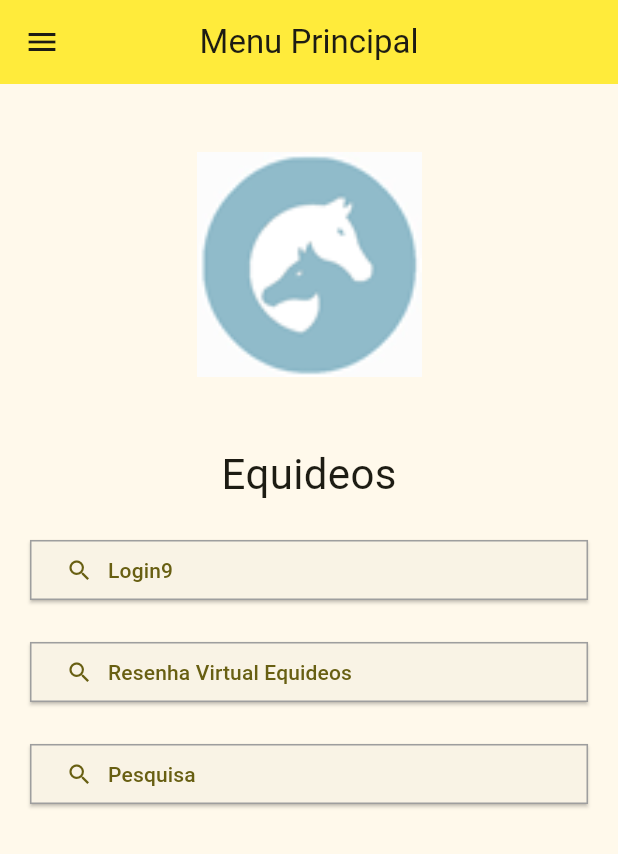
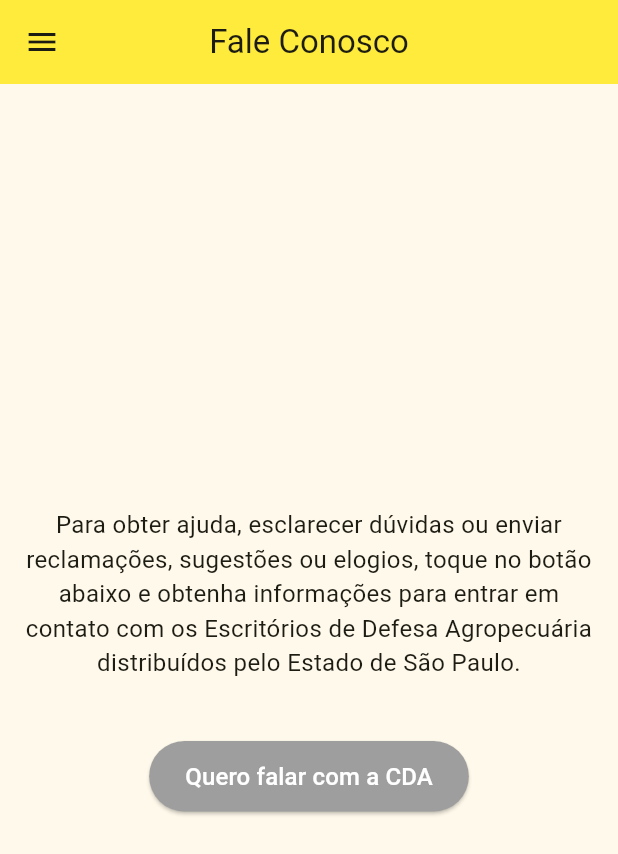
Before and after one commit to fabiobh/resenha_flutter, a Flutter app: the screen it shows after launch, after a tap on the "menu" icon, after a tap on "Fale conosco", on a phone screen of 412 x 824 dp. Shown: the top 854 px of the screen. Run offline on Flutter 3.47's test engine with Material 3 defaults, Android fonts, the phone set to English and light mode, and no system bars; our stand-ins replace get, shared_preferences, sqflite; accounts and stored records are empty.

Commit message:
atualiza alguns arquivos

```diff
--- /dev/null
+++ b/lib/views/fale_conosco.dart
@@ -0,0 +1,51 @@
+import 'package:flutter/material.dart';
+
+class FaleConoscoView extends StatelessWidget {
+  const FaleConoscoView({Key? key}) : super(key: key);
+
+  @override
+  Widget build(BuildContext context) {
+    return Scaffold(
+      appBar: AppBar(
+        title: const Text('Fale Conosco'),
+        backgroundColor: Colors.yellow,
+        centerTitle: true,
+        leading: IconButton(
+          icon: const Icon(Icons.menu),
+          onPressed: () {
+            Scaffold.of(context).openDrawer();
+          },
+        ),
+      ),
+      body: Center(
+        child: Column(
+          mainAxisAlignment: MainAxisAlignment.center,
+          children: [
+            const Padding(
+              padding: EdgeInsets.symmetric(horizontal: 16.0),
+              child: Text(
+                'Para obter ajuda, esclarecer dúvidas ou enviar reclamações, sugestões ou elogios, toque no botão abaixo e obtenha informações para entrar em contato com os Escritórios de Defesa Agropecuária distribuídos pelo Estado de São Paulo.',
+                textAlign: TextAlign.center,
+                style: TextStyle(fontSize: 16.0),
+              ),
+            ),
+            const SizedBox(height: 40),
+            ElevatedButton(
+              onPressed: () {
+                // Implementar ação do botão
+              },
+              style: ElevatedButton.styleFrom(
+                backgroundColor: Colors.grey,
+                padding: const EdgeInsets.symmetric(horizontal: 24, vertical: 12),
+              ),
+              child: const Text(
+                'Quero falar com a CDA',
+                style: TextStyle(fontSize: 16.0, color: Colors.white),
+              ),
+            ),
+          ],
+        ),
+      ),
+    );
+  }
+}
--- a/lib/views/home.dart
+++ b/lib/views/home.dart
@@ -7,13 +7,15 @@ import 'package:flutter_resenha/views/login.dart';
 //import 'package:get/get.dart';
 //import 'package:get/get_core/src/get_main.dart';
 //import 'package:get/instance_manager.dart';
+import 'package:flutter_resenha/views/cadastro1.dart';
+import 'package:flutter_resenha/views/fale_conosco.dart';
 
 import '../constants/my_constants.dart';
 
 import '../views/pesquisas.dart';
 import '../views/resenha_opcoes.dart';
 //import '../views/requisicao_exames.dart';
-
+import 'cadastro1.dart';
 //import '../views/cadastro1.dart';
 
 class MyHomeScreen extends StatelessWidget {
@@ -63,8 +65,8 @@ class MyHomeScreen extends StatelessWidget {
               leading: Icon(Icons.contact_mail),
               title: Text('Fale conosco'),
               onTap: () {
-                // Navegar para a tela de contato
                 Navigator.pop(context);
+                Get.to(() => FaleConoscoView());
               },
             ),
             ListTile(
```
Also changed, not shown: 1 other file.
